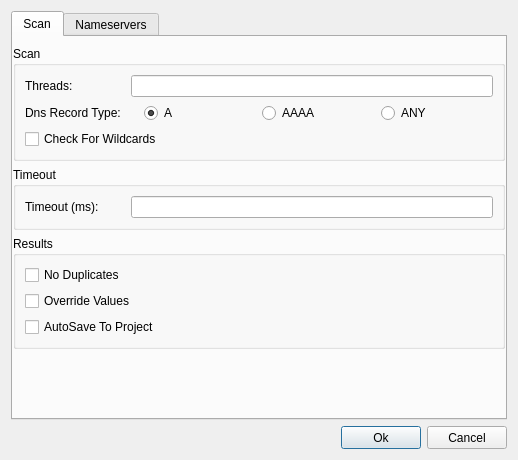
Old version of the form sub3suite/src/Dialogs/ActiveConfigDialog.ui in the repository 3nock/OTE.
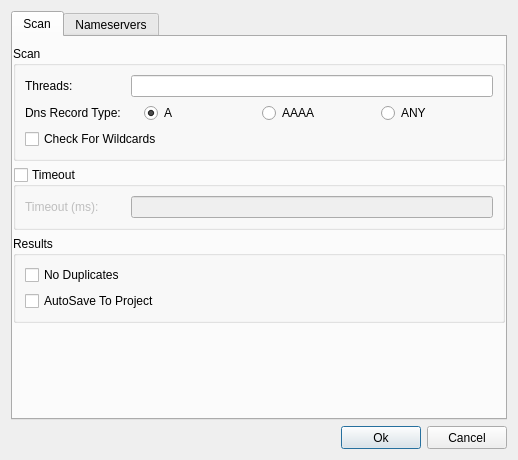
New version of the form. Icons and pictures are not drawn. Custom widgets are drawn as their Qt base class.

```diff
--- a/sub3suite/src/Dialogs/ActiveConfigDialog.ui
+++ b/sub3suite/src/Dialogs/ActiveConfigDialog.ui
@@ -132,7 +132,7 @@
           <string>Timeout</string>
          </property>
          <property name="checkable">
-          <bool>false</bool>
+          <bool>true</bool>
          </property>
          <property name="checked">
           <bool>false</bool>
@@ -174,13 +174,6 @@
             </property>
            </widget>
           </item>
-          <item>
-           <widget class="QCheckBox" name="checkBoxOverride">
-            <property name="text">
-             <string>Override Values</string>
-            </property>
-           </widget>
-          </item>
           <item>
            <widget class="QCheckBox" name="checkBoxAutosave">
             <property name="text">
```
